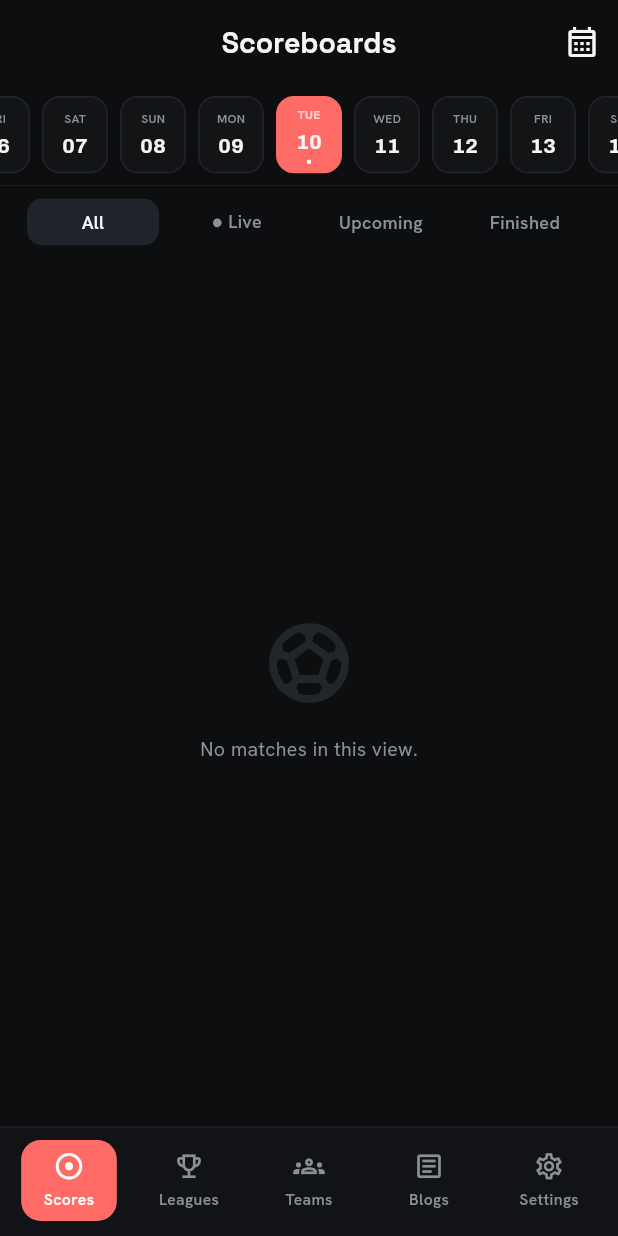
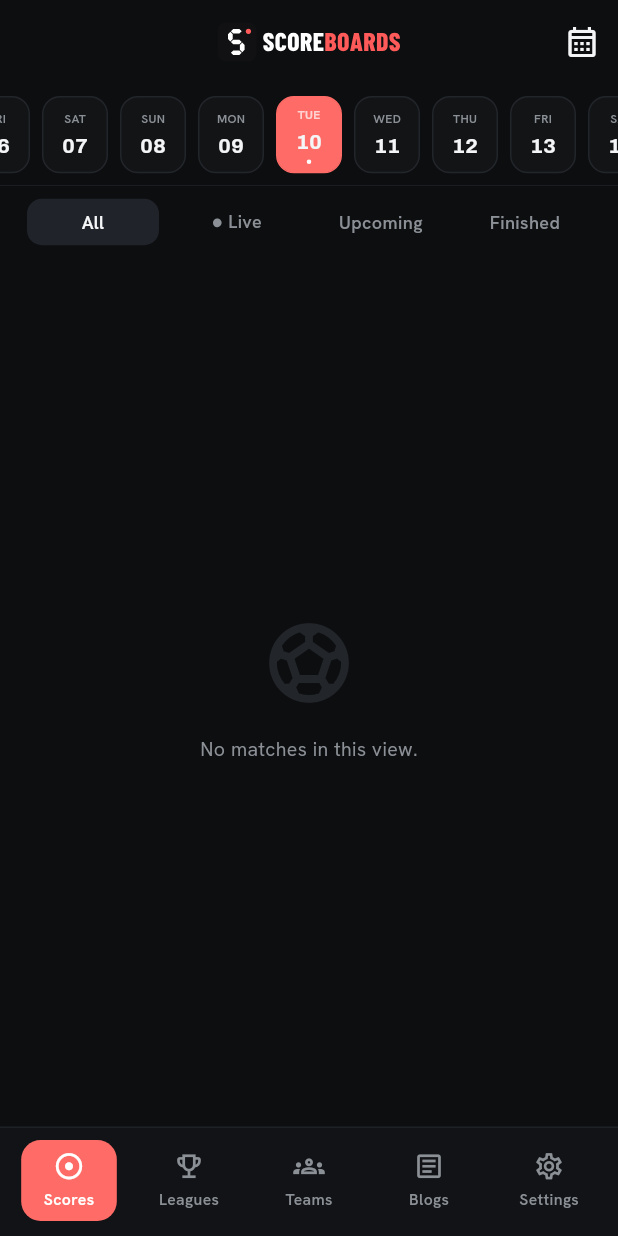
Before and after one commit to GMWA/scoreboards, a Flutter app: the screen it shows after launch, on a phone screen of 412 x 824 dp. Run offline on Flutter 3.47's test engine with Material 3 defaults, Android fonts, the phone set to English and light mode, and no system bars; our stand-ins replace cached_network_image, flutter_dotenv, flutter_html, flutter_local_notifications, flutter_svg, go_router and 5 more; missing offline and left inert: flutter_background_service; network calls fail.

Commit message:
git commit -m "feat: use the new Scoreboards logo and app icon" -m "The website switched to the new logo (the scoreboard \"S\" with a red live dot, and the SCORE/BOARDS wordmark); the app now uses it too. (#57)
- Scores screen header shows the logo instead of the \"Scoreboards\" text.
- Android: an adaptive icon drawn from the site's icon.svg, with a monochrome layer for themed icons, and PNGs for Android 7.
- Splash: the logo on the app's dark background instead of white, including Android 12+ in light and dark mode.
- Notifications use their own white \"S\" icon instead of the launcher icon, which as an adaptive icon can crash the System UI on Android 8.0.
- New iOS and web icons."

git switch chore/release-1.0.3
git commit --amend -m "chore: release 1.0.3"

```diff
--- a/lib/constants/commons.dart
+++ b/lib/constants/commons.dart
@@ -29,6 +29,9 @@ const iMGCLOCK = "assets/images/clock.svg";
 const iMGREFEREE = "assets/images/referee.svg";
 const iMGVENUE = "assets/images/field.svg";
 const iMGLEAGUE = "assets/images/trophy.svg";
+// The scoreboard "S" tile and the SCORE/BOARDS wordmark, from the website
+// (nextjs-frontend/public/logo.svg); 2402.68 x 512.
+const iMGLOGO = "assets/images/logo.svg";
 
 const sEASONS = [2025];
 
--- a/lib/screens/matchs/match_screen.dart
+++ b/lib/screens/matchs/match_screen.dart
@@ -11,6 +11,8 @@ import 'package:scoreboards/helpers/utils.dart';
 import 'package:scoreboards/models/favorite_item.dart';
 import 'package:scoreboards/services/favorites_service.dart';
 import 'package:go_router/go_router.dart';
+import 'package:flutter_svg/flutter_svg.dart';
+import 'package:scoreboards/constants/commons.dart';
 
 enum _ScoreFilter { all, live, upcoming, finished }
 
@@ -254,13 +256,10 @@ class MatchListScreenState extends State<MatchListScreen> {
         elevation: 0,
         centerTitle: true,
         automaticallyImplyLeading: false,
-        title: Text(
-          'Scoreboards',
-          style: GoogleFonts.spaceGrotesk(
-            color: AppColors.textPrimary,
-            fontWeight: FontWeight.w700,
-            fontSize: 19,
-          ),
+        title: SvgPicture.asset(
+          iMGLOGO,
+          height: 26,
+          semanticsLabel: 'Scoreboards',
         ),
         actions: [
           IconButton(
--- a/lib/services/notification_service.dart
+++ b/lib/services/notification_service.dart
@@ -14,7 +14,7 @@ class LocalNotificationService {
   static Future<void> initialize() async {
     if (_isInitialized) return;
 
-    const androidSettings = AndroidInitializationSettings('@mipmap/ic_launcher');
+    const androidSettings = AndroidInitializationSettings('@drawable/ic_notification');
 
     // Don't prompt at launch: permission is asked for only when the user
     // turns notifications on (see requestPermission).
```
Also changed, not shown: assets/images/logo.svg (added), 39 other files.
